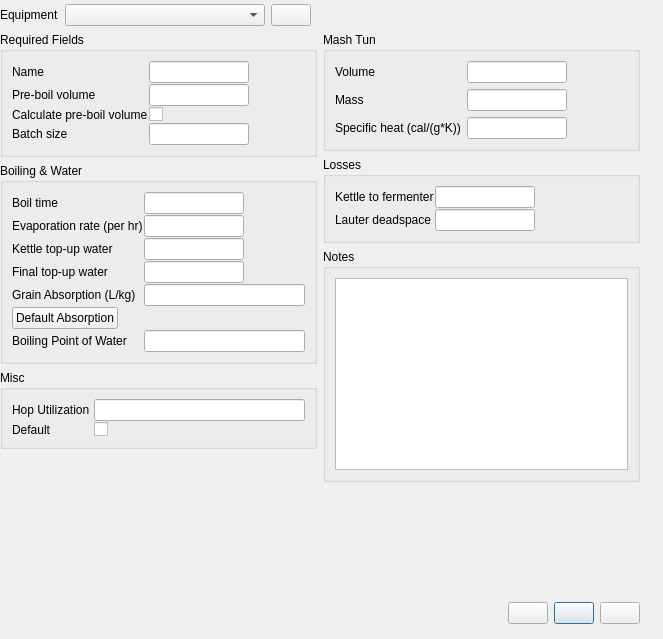
First picture: the form in ui/equipmentEditor.ui, repository Brewtarget/brewtarget, before the edit.
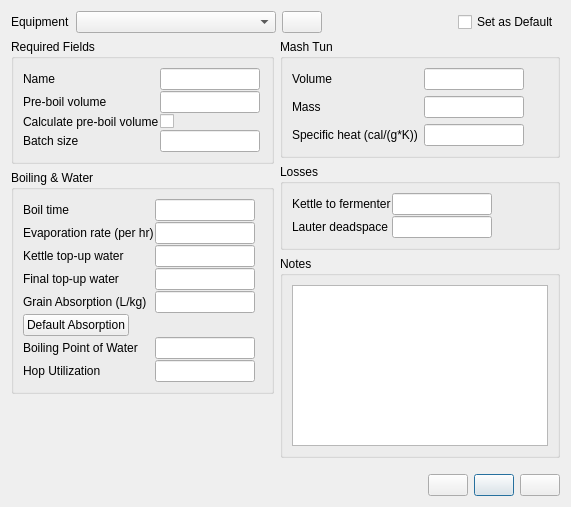
Second picture: the form after the edit. Icons and pictures are not drawn.

Commit message:
Fixed issue where recipe batch/boil size wasn't updated with default equipment.
Made equipment editor a tiny bit more compact.

```diff
--- a/ui/equipmentEditor.ui
+++ b/ui/equipmentEditor.ui
@@ -6,8 +6,8 @@
    <rect>
     <x>0</x>
     <y>0</y>
-    <width>663</width>
-    <height>639</height>
+    <width>571</width>
+    <height>507</height>
    </rect>
   </property>
   <property name="windowTitle">
@@ -16,15 +16,8 @@
   <property name="toolTip">
    <string/>
   </property>
-  <widget class="QWidget" name="">
-   <property name="geometry">
-    <rect>
-     <x>0</x>
-     <y>4</y>
-     <width>640</width>
-     <height>620</height>
-    </rect>
-   </property>
+  <layout class="QVBoxLayout" name="verticalLayout_6">
+   <item>
    <layout class="QVBoxLayout" name="verticalLayout_8">
     <item>
      <layout class="QHBoxLayout" name="horizontalLayout_equipments">
@@ -84,6 +77,13 @@
         </property>
        </spacer>
       </item>
+       <item>
+        <widget class="QCheckBox" name="checkBox_defaultEquipment">
+         <property name="text">
+          <string>Set as Default</string>
+         </property>
+        </widget>
+       </item>
      </layout>
     </item>
     <item>
@@ -417,7 +417,20 @@
               </widget>
              </item>
              <item row="4" column="1">
-              <widget class="QLineEdit" name="lineEdit_grainAbsorption"/>
+               <widget class="QLineEdit" name="lineEdit_grainAbsorption">
+                <property name="sizePolicy">
+                 <sizepolicy hsizetype="Preferred" vsizetype="Fixed">
+                  <horstretch>0</horstretch>
+                  <verstretch>0</verstretch>
+                 </sizepolicy>
+                </property>
+                <property name="maximumSize">
+                 <size>
+                  <width>100</width>
+                  <height>16777215</height>
+                 </size>
+                </property>
+               </widget>
              </item>
              <item row="5" column="0">
               <widget class="QPushButton" name="pushButton_absorption">
@@ -434,45 +447,41 @@
               </widget>
              </item>
              <item row="6" column="1">
-              <widget class="QLineEdit" name="lineEdit_boilingPoint"/>
-             </item>
-            </layout>
-           </item>
-          </layout>
-         </widget>
-        </item>
-        <item>
-         <widget class="QGroupBox" name="groupBox_6">
-          <property name="title">
-           <string>Misc</string>
-          </property>
-          <layout class="QVBoxLayout" name="verticalLayout_6">
-           <property name="spacing">
-            <number>1</number>
-           </property>
-           <item>
-            <layout class="QFormLayout" name="formLayout_4">
-             <item row="0" column="0">
+               <widget class="QLineEdit" name="lineEdit_boilingPoint">
+                <property name="sizePolicy">
+                 <sizepolicy hsizetype="Preferred" vsizetype="Fixed">
+                  <horstretch>0</horstretch>
+                  <verstretch>0</verstretch>
+                 </sizepolicy>
+                </property>
+                <property name="maximumSize">
+                 <size>
+                  <width>100</width>
+                  <height>16777215</height>
+                 </size>
+                </property>
+               </widget>
+              </item>
+              <item row="7" column="0">
               <widget class="QLabel" name="label_13">
                <property name="text">
                 <string>Hop Utilization </string>
                </property>
               </widget>
              </item>
-             <item row="0" column="1">
-              <widget class="QLineEdit" name="lineEdit_hopUtilization"/>
-             </item>
-             <item row="1" column="1">
-              <widget class="QCheckBox" name="checkBox_defaultEquipment">
-               <property name="text">
-                <string/>
-               </property>
-              </widget>
-             </item>
-             <item row="1" column="0">
-              <widget class="QLabel" name="label_16">
-               <property name="text">
-                <string>Default</string>
+              <item row="7" column="1">
+               <widget class="QLineEdit" name="lineEdit_hopUtilization">
+                <property name="sizePolicy">
+                 <sizepolicy hsizetype="Preferred" vsizetype="Fixed">
+                  <horstretch>0</horstretch>
+                  <verstretch>0</verstretch>
+                 </sizepolicy>
+                </property>
+                <property name="maximumSize">
+                 <size>
+                  <width>100</width>
+                  <height>16777215</height>
+                 </size>
                </property>
               </widget>
              </item>
@@ -830,7 +839,8 @@
      </layout>
     </item>
    </layout>
-  </widget>
+   </item>
+  </layout>
  </widget>
  <resources>
   <include location="../build/brewtarget.qrc"/>
```
Left out of the diff: 10 changed lines with no effect on the pictures. Lines whose indentation alone changed are shown as unchanged. The commit also changes 1 other file.
